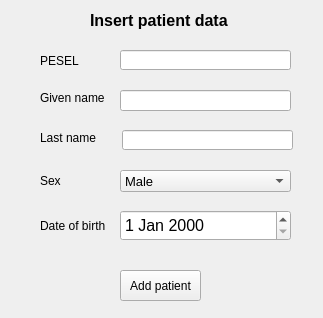
Old version of the form AddPatient.ui in the repository FilipHa5/Clinic-Management-PyMongo.
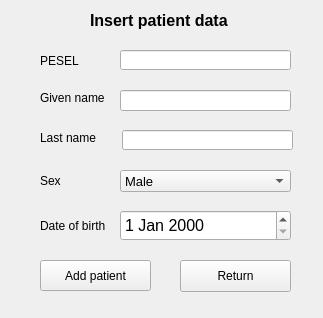
New version of the form.

```diff
--- a/AddPatient.ui
+++ b/AddPatient.ui
@@ -16,9 +16,9 @@
   <widget class="QPushButton" name="push_button_add_patient">
    <property name="geometry">
     <rect>
-     <x>120</x>
-     <y>270</y>
-     <width>81</width>
+     <x>40</x>
+     <y>260</y>
+     <width>111</width>
      <height>31</height>
     </rect>
    </property>
@@ -207,6 +207,19 @@
     <string>Insert patient data</string>
    </property>
   </widget>
+  <widget class="QPushButton" name="return_push_button">
+   <property name="geometry">
+    <rect>
+     <x>180</x>
+     <y>260</y>
+     <width>111</width>
+     <height>32</height>
+    </rect>
+   </property>
+   <property name="text">
+    <string>Return</string>
+   </property>
+  </widget>
  </widget>
  <resources/>
  <connections/>
```
